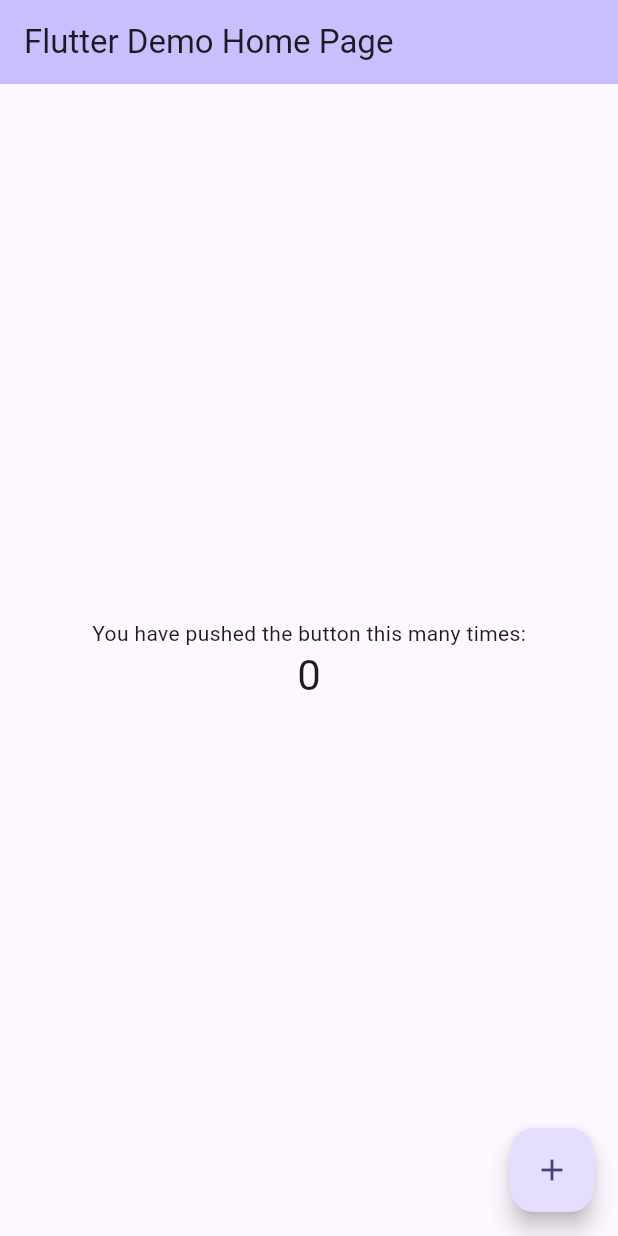
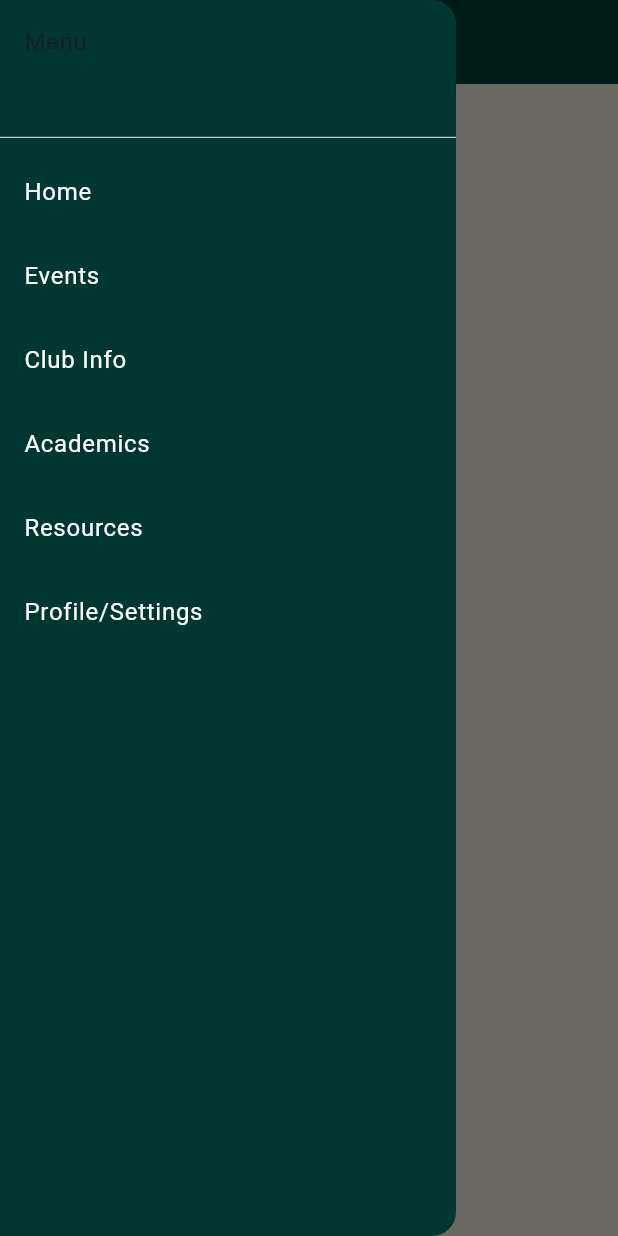
Before and after one commit to ccce-calpoly/CM_App, a Flutter app: the screen it shows after launch, with the side drawer open (before the commit the screen has no drawer), on a phone screen of 412 x 824 dp. Run offline on Flutter 3.47's test engine with Material 3 defaults, Android fonts, the phone set to English and light mode, and no system bars.

Commit message:
beginning overhaul

```diff
--- a/lib/main.dart
+++ b/lib/main.dart
@@ -13,41 +13,16 @@
     return MaterialApp(
       title: 'Flutter Demo',
       theme: ThemeData(
-        // This is the theme of your application.
-        //
-        // TRY THIS: Try running your application with "flutter run". You'll see
-        // the application has a blue toolbar. Then, without quitting the app,
-        // try changing the seedColor in the colorScheme below to Colors.green
-        // and then invoke "hot reload" (save your changes or press the "hot
-        // reload" button in a Flutter-supported IDE, or press "r" if you used
-        // the command line to start the app).
-        //
-        // Notice that the counter didn't reset back to zero; the application
-        // state is not lost during the reload. To reset the state, use hot
-        // restart instead.
-        //
-        // This works for code too, not just values: Most code changes can be
-        // tested with just a hot reload.
-        colorScheme:
-            ColorScheme.fromSeed(seedColor: Color.fromARGB(255, 85, 58, 183)),
+        colorScheme: ColorScheme.fromSeed(seedColor: Colors.blue),
         useMaterial3: true,
       ),
-      home: const MyHomePage(title: 'Flutter Demo Home Page'),
+      home: const MyHomePage(title: 'CM'),
     );
   }
 }
 
 class MyHomePage extends StatefulWidget {
   const MyHomePage({super.key, required this.title});
-
-  // This widget is the home page of your application. It is stateful, meaning
-  // that it has a State object (defined below) that contains fields that affect
-  // how it looks.
-
-  // This class is the configuration for the state. It holds the values (in this
-  // case the title) provided by the parent (in this case the App widget) and
-  // used by the build method of the State. Fields in a Widget subclass are
-  // always marked "final".
 
   final String title;
 
@@ -56,77 +31,125 @@
 }
 
 class _MyHomePageState extends State<MyHomePage> {
-  int _counter = 0;
+  static const calPolyGreen = Color(0xFF003831);
+  static const appBackgroundColor = Color(0xFFE4E3D3);
+  int _selectedIndex = 0;
+  static const TextStyle optionStyle =
+      TextStyle(fontSize: 30, fontWeight: FontWeight.bold);
+  static final List<Widget> _widgetOptions = <Widget>[
+    const Text(
+      'Index 0: Home',
+      style: optionStyle,
+    ),
+    const Text(
+      'Index 1: Events',
+      style: optionStyle,
+    ),
+    const Text(
+      'Index 2: Club Info',
+      style: optionStyle,
+    ),
+    const Text(
+      'Index 3: Academics',
+      style: optionStyle,
+    ),
+    const Text(
+      'Index 4: Resources',
+      style: optionStyle,
+    ),
+    const Text(
+      'Index 5: Profile/Settings',
+      style: optionStyle,
+    )
+  ];
 
-  void _incrementCounter() {
+  void _onItemTapped(int index) {
     setState(() {
-      // This call to setState tells the Flutter framework that something has
-      // changed in this State, which causes it to rerun the build method below
-      // so that the display can reflect the updated values. If we changed
-      // _counter without calling setState(), then the build method would not be
-      // called again, and so nothing would appear to happen.
-      if (_counter % 6 == 0) {
-        _counter += 13;
-      } else if (_counter == 50) {
-        _counter = 0;
-      } else {
-        _counter++;
-      }
+      _selectedIndex = index;
     });
   }
 
   @override
   Widget build(BuildContext context) {
-    // This method is rerun every time setState is called, for instance as done
-    // by the _incrementCounter method above.
-    //
-    // The Flutter framework has been optimized to make rerunning build methods
-    // fast, so that you can just rebuild anything that needs updating rather
-    // than having to individually change instances of widgets.
     return Scaffold(
       appBar: AppBar(
-        // TRY THIS: Try changing the color here to a specific color (to
-        // Colors.amber, perhaps?) and trigger a hot reload to see the AppBar
-        // change color while the other colors stay the same.
-        backgroundColor: Theme.of(context).colorScheme.inversePrimary,
-        // Here we take the value from the MyHomePage object that was created by
-        // the App.build method, and use it to set our appbar title.
-        title: Text(widget.title),
+        backgroundColor: calPolyGreen,
+        title: Text(
+          widget.title,
+          style: const TextStyle(color: Colors.white),
+        ),
       ),
       body: Center(
-        // Center is a layout widget. It takes a single child and positions it
-        // in the middle of the parent.
-        child: Column(
-          // Column is also a layout widget. It takes a list of children and
-          // arranges them vertically. By default, it sizes itself to fit its
-          // children horizontally, and tries to be as tall as its parent.
-          //
-          // Column has various properties to control how it sizes itself and
-          // how it positions its children. Here we use mainAxisAlignment to
-          // center the children vertically; the main axis here is the vertical
-          // axis because Columns are vertical (the cross axis would be
-          // horizontal).
-          //
-          // TRY THIS: Invoke "debug painting" (choose the "Toggle Debug Paint"
-          // action in the IDE, or press "p" in the console), to see the
-          // wireframe for each widget.
-          mainAxisAlignment: MainAxisAlignment.center,
-          children: <Widget>[
-            const Text(
-              'You have pushed the button this many times:',
+        child: _widgetOptions[_selectedIndex],
+      ),
+      backgroundColor: appBackgroundColor, //Still determining background color
+      drawer: Drawer(
+        backgroundColor: calPolyGreen,
+        child: ListView(
+          padding: EdgeInsets.zero,
+          children: [
+            const SizedBox(
+              height: 100,
+              child: DrawerHeader(
+                decoration: BoxDecoration(
+                  color: calPolyGreen,
+                ),
+                child: Text('Menu'),
+              ),
             ),
-            Text(
-              '$_counter',
-              style: Theme.of(context).textTheme.headlineMedium,
-            ),
+            ListTile(
+                tileColor: calPolyGreen,
+                title: const Text('Home',
+                    style: TextStyle(color: Color(0xFFFFFFFF))),
+                selected: _selectedIndex == 0,
+                onTap: () {
+                  _onItemTapped(0);
+                  Navigator.pop(context);
+                }),
+            ListTile(
+                tileColor: calPolyGreen,
+                title: const Text('Events',
+                    style: TextStyle(color: Color(0xFFFFFFFF))),
+                selected: _selectedIndex == 1,
+                onTap: () {
+                  _onItemTapped(1);
+                  Navigator.pop(context);
+                }),
+            ListTile(
+                title: const Text('Club Info',
+                    style: TextStyle(color: Color(0xFFFFFFFF))),
+                selected: _selectedIndex == 2,
+                onTap: () {
+                  _onItemTapped(2);
+                  Navigator.pop(context);
+                }),
+            ListTile(
+                title: const Text('Academics',
+                    style: TextStyle(color: Color(0xFFFFFFFF))),
+                selected: _selectedIndex == 3,
+                onTap: () {
+                  _onItemTapped(3);
+                  Navigator.pop(context);
+                }),
+            ListTile(
+                title: const Text('Resources',
+                    style: TextStyle(color: Color(0xFFFFFFFF))),
+                selected: _selectedIndex == 4,
+                onTap: () {
+                  _onItemTapped(4);
+                  Navigator.pop(context);
+                }),
+            ListTile(
+                title: const Text('Profile/Settings',
+                    style: TextStyle(color: Color(0xFFFFFFFF))),
+                selected: _selectedIndex == 5,
+                onTap: () {
+                  _onItemTapped(5);
+                  Navigator.pop(context);
+                }),
           ],
         ),
       ),
-      floatingActionButton: FloatingActionButton(
-        onPressed: _incrementCounter,
-        tooltip: 'Increment',
-        child: const Icon(Icons.add),
-      ), // This trailing comma makes auto-formatting nicer for build methods.
     );
   }
 }
--- a/pubspec.yaml
+++ b/pubspec.yaml
@@ -1,4 +1,4 @@
-name: my_first_flutter_app
+name: ccce_application
 description: A new Flutter project.
 # The following line prevents the package from being accidentally published to
 # pub.dev using `flutter pub publish`. This is preferred for private packages.
```
Also changed, not shown: 18 other files.
